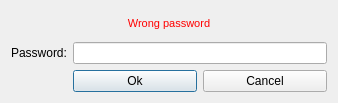
This is src/gui/ui/passworddialog.ui in iridiumdev/iridium-gui as Qt 5 draws it before an edit. The edited form follows.
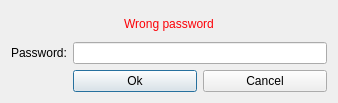
This is the edited form.

```diff
--- a/src/gui/ui/passworddialog.ui
+++ b/src/gui/ui/passworddialog.ui
@@ -80,8 +80,42 @@
        <height>0</height>
       </size>
      </property>
-     <property name="styleSheet">
-      <string notr="true">color: #ff0000; font: 11px;</string>
+     <property name="palette">
+      <palette>
+       <active>
+        <colorrole role="WindowText">
+         <brush brushstyle="SolidPattern">
+          <color alpha="255">
+           <red>252</red>
+           <green>1</green>
+           <blue>7</blue>
+          </color>
+         </brush>
+        </colorrole>
+       </active>
+       <inactive>
+        <colorrole role="WindowText">
+         <brush brushstyle="SolidPattern">
+          <color alpha="255">
+           <red>252</red>
+           <green>1</green>
+           <blue>7</blue>
+          </color>
+         </brush>
+        </colorrole>
+       </inactive>
+       <disabled>
+        <colorrole role="WindowText">
+         <brush brushstyle="SolidPattern">
+          <color alpha="255">
+           <red>127</red>
+           <green>127</green>
+           <blue>127</blue>
+          </color>
+         </brush>
+        </colorrole>
+       </disabled>
+      </palette>
      </property>
      <property name="text">
       <string>Wrong password</string>
```
